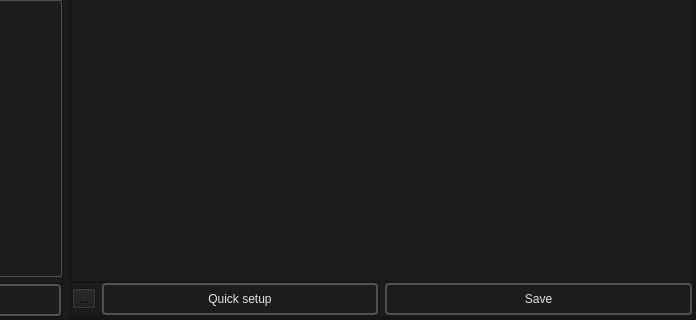
dertwist/Hammer5Tools, file soudevent_editor/soundevenet_editor_mainwindow.ui: the form before one commit; both pictures show x 339 to 1035 and y 340 to 660 of the 1035 by 660 pixel window.
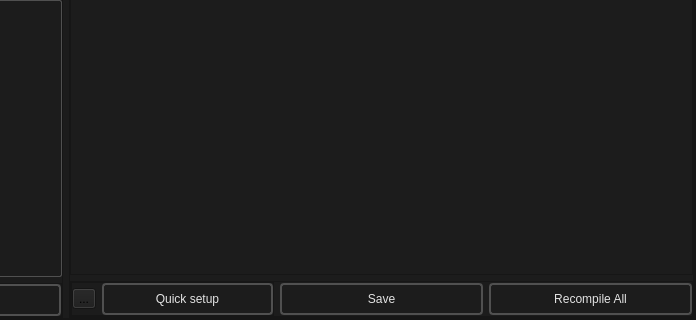
The form after the commit. Icons and pictures are not drawn.

Diff of the .ui file:
```diff
--- a/soudevent_editor/soundevenet_editor_mainwindow.ui
+++ b/soudevent_editor/soundevenet_editor_mainwindow.ui
@@ -662,6 +662,61 @@
                   </property>
                  </widget>
                 </item>
+                <item>
+                 <widget class="QPushButton" name="quick_setup_button_2">
+                  <property name="minimumSize">
+                   <size>
+                    <width>0</width>
+                    <height>32</height>
+                   </size>
+                  </property>
+                  <property name="styleSheet">
+                   <string notr="true">
+    /* QPushButton default and hover styles */
+    QPushButton {
+
+        font: 600 10pt &quot;Segoe UI&quot;;
+	
+
+        border: 2px solid black;
+        border-radius: 4px;
+        border-color: rgba(80, 80, 80, 255);
+        height:22px;
+        padding-top: 2px;
+        padding-bottom:2px;
+        padding-left: 4px;
+        padding-right: 4px;
+        color: #E3E3E3;
+        background-color: #1C1C1C;
+    }
+    QPushButton:hover {
+        background-color: #414956;
+        color: white;
+    }
+    QPushButton:pressed {
+        background-color: red;
+        background-color: #1C1C1C;
+        margin: 1 px;
+        margin-left: 2px;
+        margin-right: 2px;
+
+    }</string>
+                  </property>
+                  <property name="text">
+                   <string>Recompile All</string>
+                  </property>
+                  <property name="icon">
+                   <iconset resource="../resources.qrc">
+                    <normaloff>:/icons/menu_open_24dp_9D9D9D_FILL0_wght400_GRAD0_opsz24.svg</normaloff>:/icons/menu_open_24dp_9D9D9D_FILL0_wght400_GRAD0_opsz24.svg</iconset>
+                  </property>
+                  <property name="iconSize">
+                   <size>
+                    <width>20</width>
+                    <height>20</height>
+                   </size>
+                  </property>
+                 </widget>
+                </item>
                </layout>
               </widget>
              </item>
```
